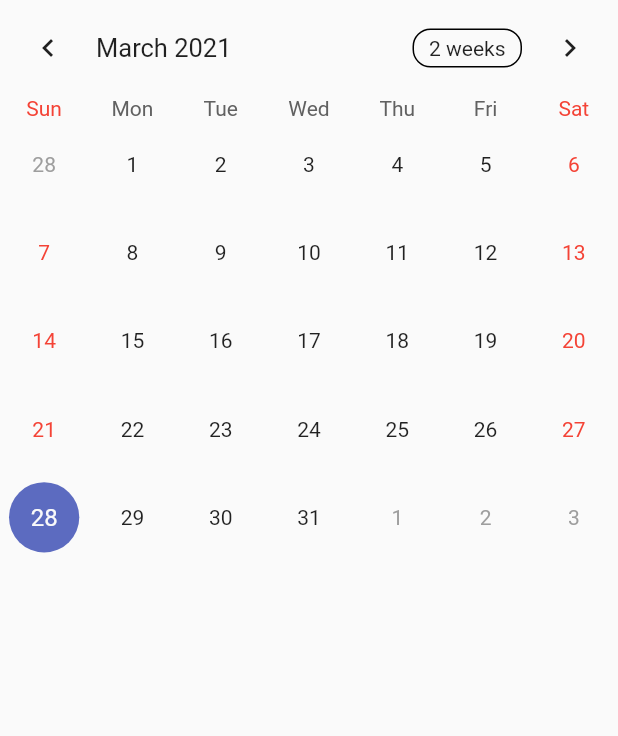
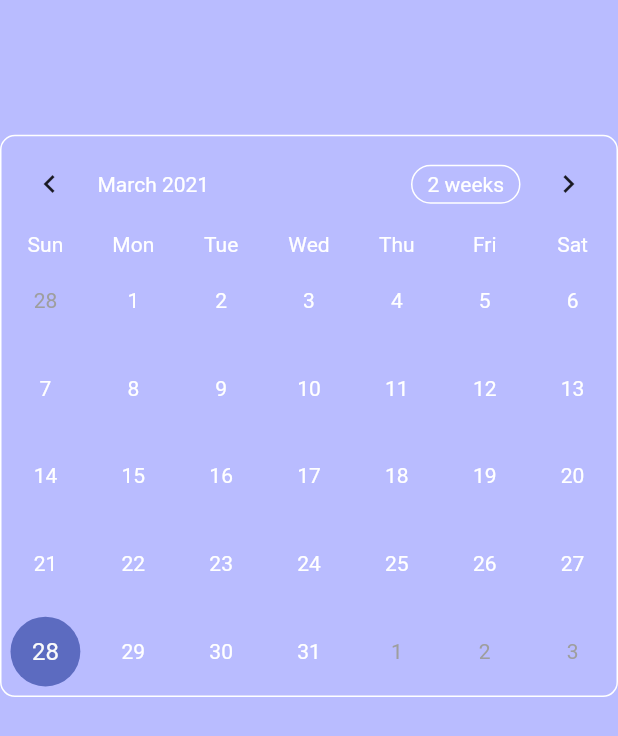
Before and after one commit to Lin2/Drift-Revamp, a Flutter app: the screen it shows after launch, on a phone screen of 412 x 824 dp. Shown: the top 736 px of the screen. Run offline on Flutter 3.47's test engine with Material 2 defaults, Android fonts, the phone set to English and light mode, and no system bars; drawn by our look-alikes of table_calendar.

Commit message:
styled calendar

```diff
--- a/lib/main.dart
+++ b/lib/main.dart
@@ -11,6 +11,8 @@ class MyApp extends StatelessWidget {
   Widget build(BuildContext context) {
     return MaterialApp(
       title: 'Drift',
+      theme: new ThemeData(scaffoldBackgroundColor: const Color(0x776970ff)),
+      debugShowCheckedModeBanner: false,
       home: CalendarPage(),
     );
   }
@@ -24,6 +26,9 @@ class CalendarPage extends StatefulWidget {
 class _CalendarPageState extends State<CalendarPage> {
   AnimationController _animationController;
   CalendarController _calendarController;
+
+  static const Color textColor = Color(0xFFFFFFFF);
+  static const Color subColor = Color(0xBBBBBBBB);
 
   @override
   void initState() {
@@ -43,7 +48,21 @@ class _CalendarPageState extends State<CalendarPage> {
       body: Column(
         mainAxisSize: MainAxisSize.max,
         children: <Widget>[
-          _buildTableCalendar(),
+          Flexible(
+            child: FractionallySizedBox(
+              heightFactor: 0.2,
+            ),
+          ),
+          Container(
+            decoration: BoxDecoration(
+              border: Border.all(
+                color: textColor,
+                width: 1,
+              ),
+              borderRadius: BorderRadius.circular(10.0),
+            ),
+            child: _buildTableCalendar(),
+          ),
         ],
       ),
     );
@@ -52,6 +71,26 @@ class _CalendarPageState extends State<CalendarPage> {
   Widget _buildTableCalendar() {
     return TableCalendar(
       calendarController: _calendarController,
+      calendarStyle: CalendarStyle(
+        weekdayStyle: TextStyle().copyWith(color: textColor),
+        weekendStyle: TextStyle().copyWith(color: textColor),
+        outsideWeekendStyle: TextStyle().copyWith(color: subColor),
+      ),
+      headerStyle: HeaderStyle(
+        formatButtonTextStyle: TextStyle().copyWith(color: textColor),
+        formatButtonDecoration: BoxDecoration(
+          border: Border.all(
+            color: textColor,
+            width: 1,
+          ),
+          borderRadius: BorderRadius.circular(16.0),
+        ),
+        titleTextStyle: TextStyle().copyWith(color: textColor),
+      ),
+      daysOfWeekStyle: DaysOfWeekStyle(
+        weekdayStyle: TextStyle().copyWith(color: textColor),
+        weekendStyle: TextStyle().copyWith(color: textColor),
+      ),
     );
   }
 }
```
